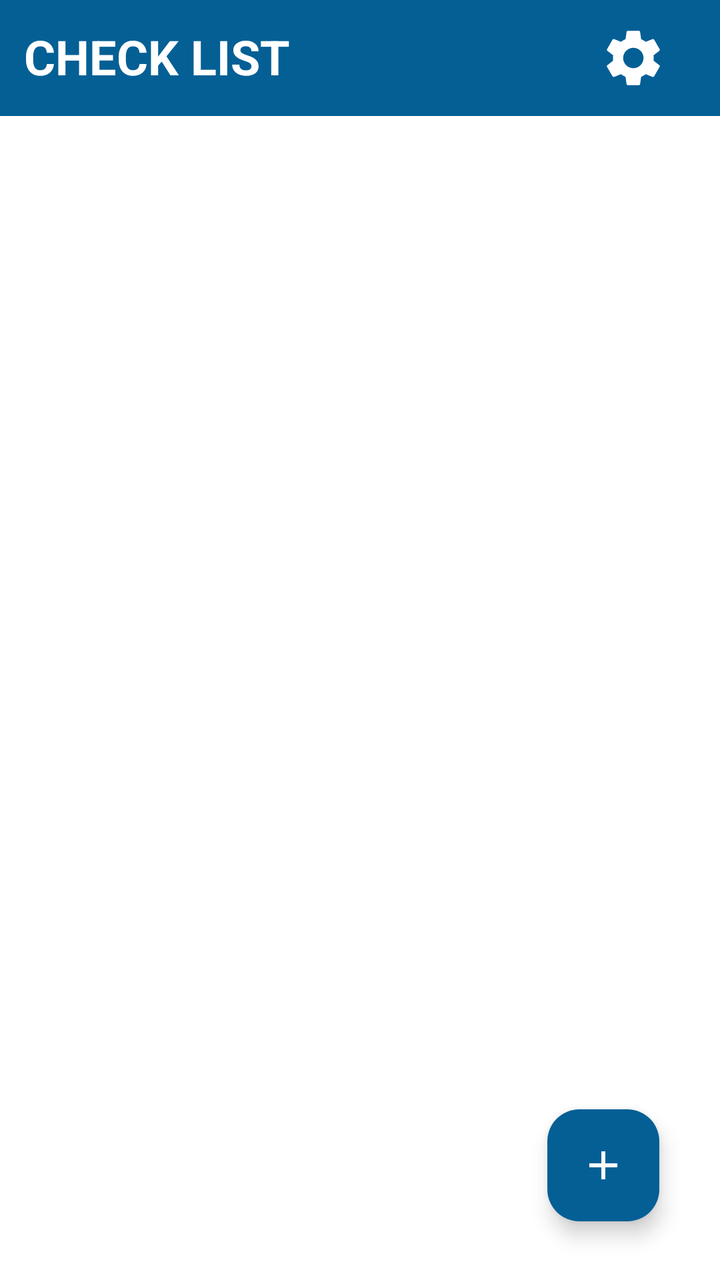
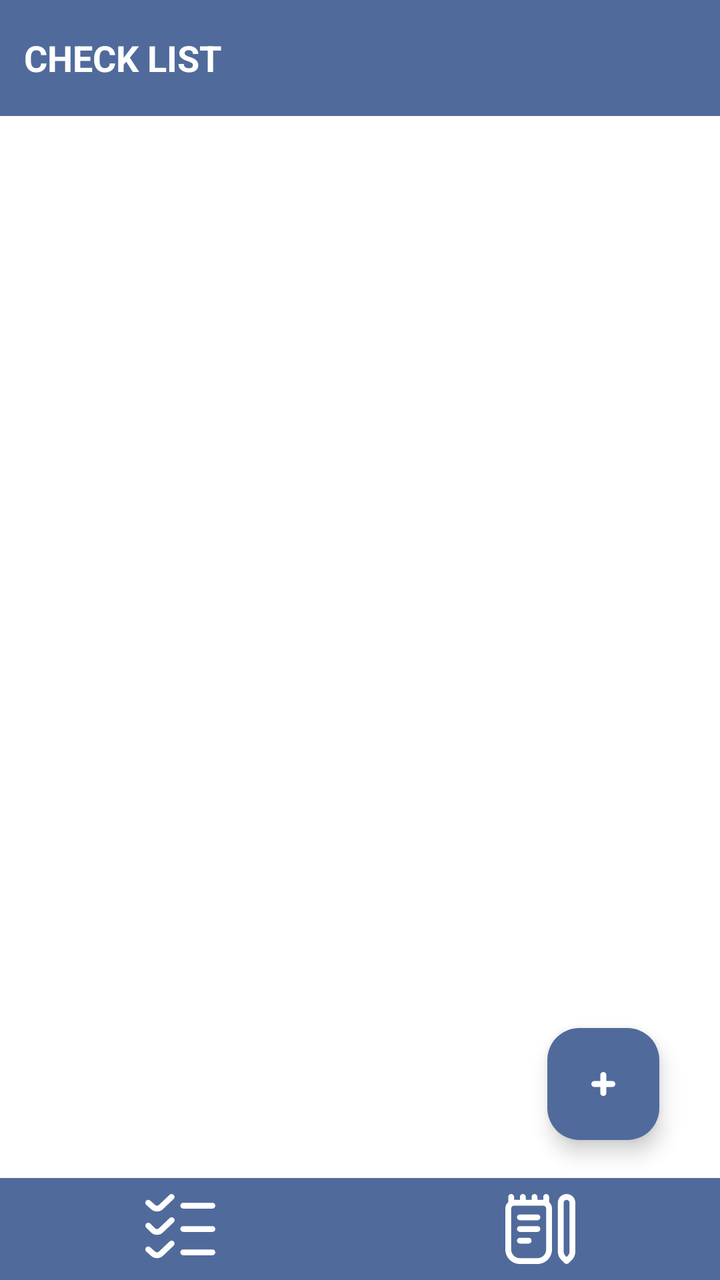

Before-and-after screenshots of an Android layout around one commit, followed by the original layout XML and the change that was made.
<!-- AndroidManifest.xml: application theme Theme.NotasApp -->
<!-- res/layout/fragment_home.xml -->
<?xml version="1.0" encoding="utf-8"?>
<androidx.constraintlayout.widget.ConstraintLayout xmlns:android="http://schemas.android.com/apk/res/android"
    xmlns:app="http://schemas.android.com/apk/res-auto"
    xmlns:tools="http://schemas.android.com/tools"
    android:layout_width="match_parent"
    android:layout_height="match_parent"
    android:background="@color/white"
    tools:context=".ui.fragment.HomeFragment">


    <LinearLayout
        android:id="@+id/ll_title"
        android:layout_width="match_parent"
        android:layout_height="wrap_content"
        android:background="@color/color_primario"
        android:orientation="horizontal"
        app:layout_constraintEnd_toEndOf="parent"
        app:layout_constraintStart_toStartOf="parent"
        app:layout_constraintTop_toTopOf="parent">

        <TextView
            android:layout_width="wrap_content"
            android:layout_height="wrap_content"
            android:layout_margin="12dp"
            android:layout_weight="4"
            android:text="CHECK LIST"
            android:textColor="@color/white"
            android:textSize="24sp"
            android:textStyle="bold" />

        <ImageView
            android:id="@+id/btn_Settings"
            android:layout_width="34dp"
            android:layout_height="34dp"
            android:layout_margin="12dp"
            android:layout_weight="1"
            android:background="?selectableItemBackgroundBorderless"
            android:src="@drawable/baseline_settings_24"
            app:tint="@color/white" />
    </LinearLayout>

    <ScrollView
        android:layout_width="0dp"
        android:layout_height="0dp"
        app:layout_constraintBottom_toBottomOf="parent"
        app:layout_constraintEnd_toEndOf="parent"
        app:layout_constraintStart_toStartOf="parent"
        app:layout_constraintTop_toBottomOf="@+id/ll_title">

        <androidx.recyclerview.widget.RecyclerView
            android:id="@+id/rv_notes"
            android:layout_width="match_parent"
            android:layout_height="match_parent"
            tools:listitem="@layout/item_notes" />


    </ScrollView>



    <com.google.android.material.floatingactionbutton.FloatingActionButton
        android:id="@+id/btn_AddNote"
        android:layout_width="wrap_content"
        android:layout_height="wrap_content"
        android:backgroundTint="@color/color_primario"
        android:src="@drawable/add_ic"
        app:layout_constraintBottom_toBottomOf="parent"
        app:layout_constraintEnd_toEndOf="parent"
        app:layout_constraintHorizontal_bias="0.9"
        app:layout_constraintStart_toStartOf="parent"
        app:layout_constraintTop_toTopOf="parent"
        app:layout_constraintVertical_bias="0.95"
        app:tint="@color/white" />


</androidx.constraintlayout.widget.ConstraintLayout>
<!-- res/layout/item_notes.xml (included above) -->
<?xml version="1.0" encoding="utf-8"?>
<androidx.cardview.widget.CardView xmlns:android="http://schemas.android.com/apk/res/android"
    xmlns:app="http://schemas.android.com/apk/res-auto"
    android:layout_width="match_parent"
    android:layout_height="wrap_content"
    android:layout_marginBottom="3dp"
    android:elevation="12dp">

    <LinearLayout
        android:layout_width="match_parent"
        android:layout_height="wrap_content"
        android:background="@color/white"
        android:gravity="center">

        <CheckBox
            android:id="@+id/cb_note"
            android:layout_width="wrap_content"
            android:layout_height="wrap_content"
            android:checked="true"
            android:text="|"
            android:textColor="@color/white"
            android:textSize="24dp"
            app:buttonTint ="@color/color_primario"
            />

        <TextView
            android:id="@+id/tv_Note"
            android:layout_width="wrap_content"
            android:layout_height="wrap_content"
            android:layout_weight="3"
            android:text="Aqui va una nota"
            android:textColor="@color/black"
            android:textSize="16sp"
            android:visibility="visible" />

        <EditText
            android:id="@+id/et_update"
            android:layout_width="wrap_content"
            android:layout_height="wrap_content"
            android:layout_weight="3"
            android:inputType="textCapSentences"
            android:textColor="@color/black"
            android:visibility="gone" />

        <ImageView
            android:id="@+id/btn_Update"
            android:layout_width="wrap_content"
            android:layout_height="wrap_content"
            android:layout_marginHorizontal="12dp"
            android:src="@drawable/update"
            app:tint="@color/white" />

        <ImageView
            android:id="@+id/btn_Delete"
            android:layout_width="wrap_content"
            android:layout_height="wrap_content"
            android:layout_marginRight="10dp"
            android:src="@drawable/delte_ic"
            app:tint="@color/color_primario" />

        <ImageView
            android:id="@+id/btn_Check"
            android:layout_width="wrap_content"
            android:layout_height="wrap_content"
            android:layout_marginHorizontal="12dp"
            android:src="@drawable/check_ic"
            android:visibility="gone"
            app:tint="#176700" />

        <ImageView
            android:id="@+id/btn_CLose"
            android:layout_width="wrap_content"
            android:layout_height="wrap_content"
            android:layout_marginRight="10dp"
            android:src="@drawable/baseline_close_24"
            android:visibility="gone"
            app:tint="@color/color_primario" />


    </LinearLayout>


</androidx.cardview.widget.CardView>
<!-- resources referenced by this layout -->
<resources>
  <color name="black">#FF000000</color>
  <color name="color_primario">#045F95</color>
  <color name="white">#FFFFFFFF</color>
  <!-- drawable add_ic (drawable) -->
  <vector android:height="24dp" android:tint="#000000"
      android:viewportHeight="24" android:viewportWidth="24"
      android:width="24dp" xmlns:android="http://schemas.android.com/apk/res/android">
      <path android:fillColor="@android:color/white" android:pathData="M19,13h-6v6h-2v-6H5v-2h6V5h2v6h6v2z"/>
  </vector>
  <!-- drawable check_ic (drawable) -->
  <vector android:height="24dp" android:tint="#000000"
      android:viewportHeight="24" android:viewportWidth="24"
      android:width="24dp" xmlns:android="http://schemas.android.com/apk/res/android">
      <path android:fillColor="@android:color/white" android:pathData="M9,16.17L4.83,12l-1.42,1.41L9,19 21,7l-1.41,-1.41z"/>
  </vector>
  <!-- drawable delte_ic (drawable) -->
  <vector android:height="24dp" android:tint="#000000"
      android:viewportHeight="24" android:viewportWidth="24"
      android:width="24dp" xmlns:android="http://schemas.android.com/apk/res/android">
      <path android:fillColor="@android:color/white" android:pathData="M6,19c0,1.1 0.9,2 2,2h8c1.1,0 2,-0.9 2,-2V7H6v12zM19,4h-3.5l-1,-1h-5l-1,1H5v2h14V4z"/>
  </vector>
  <style name="Theme.NotasApp" parent="Base.Theme.NotasApp" />
  <style name="Base.Theme.NotasApp" parent="Theme.Material3.DayNight.NoActionBar">
          
          
      </style>
  <!-- unchanged entries left out for length: 3 -->
</resources>

<!-- the commit's change to res/layout/fragment_home.xml (unified diff, before → after) -->
@@ -13,6 +13,7 @@
         android:layout_width="match_parent"
         android:layout_height="wrap_content"
         android:background="@color/color_primario"
+        android:gravity="center"
         android:orientation="horizontal"
         app:layout_constraintEnd_toEndOf="parent"
         app:layout_constraintStart_toStartOf="parent"
@@ -21,11 +22,11 @@
         <TextView
             android:layout_width="wrap_content"
             android:layout_height="wrap_content"
-            android:layout_margin="12dp"
+            android:layout_marginHorizontal="12dp"
             android:layout_weight="4"
             android:text="CHECK LIST"
             android:textColor="@color/white"
-            android:textSize="24sp"
+            android:textSize="18sp"
             android:textStyle="bold" />
 
         <ImageView
@@ -36,13 +37,15 @@
             android:layout_weight="1"
             android:background="?selectableItemBackgroundBorderless"
             android:src="@drawable/baseline_settings_24"
+            android:visibility="invisible"
             app:tint="@color/white" />
     </LinearLayout>
 
     <ScrollView
+        android:id="@+id/sv_check"
         android:layout_width="0dp"
         android:layout_height="0dp"
-        app:layout_constraintBottom_toBottomOf="parent"
+        app:layout_constraintBottom_toTopOf="@+id/container_btns"
         app:layout_constraintEnd_toEndOf="parent"
         app:layout_constraintStart_toStartOf="parent"
         app:layout_constraintTop_toBottomOf="@+id/ll_title">
@@ -56,6 +59,33 @@
 
     </ScrollView>
 
+    <LinearLayout
+        android:id="@+id/container_btns"
+        android:layout_width="match_parent"
+        android:layout_height="wrap_content"
+        android:background="@color/color_primario"
+        android:gravity="center"
+        android:orientation="horizontal"
+        android:paddingVertical="8dp"
+        app:layout_constraintBottom_toBottomOf="parent">
+
+        <ImageView
+            android:id="@+id/btn_Check"
+            android:layout_width="35dp"
+            android:layout_height="35dp"
+            android:layout_weight="1"
+            android:src="@drawable/comprobacion"
+            app:tint="@color/white" />
+
+        <ImageView
+            android:id="@+id/btn_notas"
+            android:layout_width="35dp"
+            android:layout_height="35dp"
+            android:layout_weight="1"
+            android:src="@drawable/diario"
+            app:tint="@color/white" />
+
+    </LinearLayout>
 
 
     <com.google.android.material.floatingactionbutton.FloatingActionButton
@@ -63,13 +93,13 @@
         android:layout_width="wrap_content"
         android:layout_height="wrap_content"
         android:backgroundTint="@color/color_primario"
-        android:src="@drawable/add_ic"
+        android:src="@drawable/plus"
         app:layout_constraintBottom_toBottomOf="parent"
         app:layout_constraintEnd_toEndOf="parent"
         app:layout_constraintHorizontal_bias="0.9"
         app:layout_constraintStart_toStartOf="parent"
         app:layout_constraintTop_toTopOf="parent"
-        app:layout_constraintVertical_bias="0.95"
+        app:layout_constraintVertical_bias="0.88"
         app:tint="@color/white" />
 
 
@@ -125,7 +155,7 @@
             android:layout_height="wrap_content"
             android:layout_marginHorizontal="12dp"
             android:src="@drawable/update"
-            app:tint="@color/white" />
+            app:tint="@color/color_primario" />
 
         <ImageView
             android:id="@+id/btn_Delete"
@@ -133,7 +163,7 @@
             android:layout_height="wrap_content"
             android:layout_marginRight="10dp"
             android:src="@drawable/delte_ic"
-            app:tint="@color/color_primario" />
+            app:tint="#7C0808" />
 
         <ImageView
             android:id="@+id/btn_Check"
@@ -151,7 +181,7 @@
             android:layout_marginRight="10dp"
             android:src="@drawable/baseline_close_24"
             android:visibility="gone"
-            app:tint="@color/color_primario" />
+            app:tint="#7C0808" />
 
 
     </LinearLayout>
<!-- resource entries referenced after the edit -->
@@ -1,30 +1,31 @@
 <!-- resources referenced by this layout -->
 <resources>
   <color name="black">#FF000000</color>
-  <color name="color_primario">#045F95</color>
+  <color name="color_primario">#506b9b</color>
   <color name="white">#FFFFFFFF</color>
-  <!-- drawable add_ic (drawable) -->
-  <vector android:height="24dp" android:tint="#000000"
-      android:viewportHeight="24" android:viewportWidth="24"
-      android:width="24dp" xmlns:android="http://schemas.android.com/apk/res/android">
-      <path android:fillColor="@android:color/white" android:pathData="M19,13h-6v6h-2v-6H5v-2h6V5h2v6h6v2z"/>
-  </vector>
   <!-- drawable check_ic (drawable) -->
   <vector android:height="24dp" android:tint="#000000"
       android:viewportHeight="24" android:viewportWidth="24"
       android:width="24dp" xmlns:android="http://schemas.android.com/apk/res/android">
       <path android:fillColor="@android:color/white" android:pathData="M9,16.17L4.83,12l-1.42,1.41L9,19 21,7l-1.41,-1.41z"/>
   </vector>
+  <!-- drawable comprobacion (drawable) -->
+  <vector xmlns:android="http://schemas.android.com/apk/res/android" android:width="24dp" android:height="24dp" android:viewportWidth="24" android:viewportHeight="24" android:tint="?attr/colorControlNormal"><path android:fillColor="@android:color/white" android:pathData="m4 6a2.982 2.982 0 0 1 -2.122-.879l-1.544-1.374a1 1 0 0 1 1.332-1.494l1.585 1.414a1 1 0 0 0 1.456.04l3.604-3.431a1 1 0 0 1 1.378 1.448l-3.589 3.414a2.964 2.964 0 0 1 -2.1.862zm20-2a1 1 0 0 0 -1-1h-10a1 1 0 0 0 0 2h10a1 1 0 0 0 1-1zm-17.9 9.138 3.589-3.414a1 1 0 1 0 -1.378-1.448l-3.6 3.431a1.023 1.023 0 0 1 -1.414 0l-1.59-1.585a1 1 0 0 0 -1.414 1.414l1.585 1.585a3 3 0 0 0 4.226.017zm17.9-1.138a1 1 0 0 0 -1-1h-10a1 1 0 0 0 0 2h10a1 1 0 0 0 1-1zm-17.9 9.138 3.585-3.414a1 1 0 1 0 -1.378-1.448l-3.6 3.431a1 1 0 0 1 -1.456-.04l-1.585-1.414a1 1 0 0 0 -1.332 1.494l1.544 1.374a3 3 0 0 0 4.226.017zm17.9-1.138a1 1 0 0 0 -1-1h-10a1 1 0 0 0 0 2h10a1 1 0 0 0 1-1z"/></vector>
   <!-- drawable delte_ic (drawable) -->
   <vector android:height="24dp" android:tint="#000000"
       android:viewportHeight="24" android:viewportWidth="24"
       android:width="24dp" xmlns:android="http://schemas.android.com/apk/res/android">
       <path android:fillColor="@android:color/white" android:pathData="M6,19c0,1.1 0.9,2 2,2h8c1.1,0 2,-0.9 2,-2V7H6v12zM19,4h-3.5l-1,-1h-5l-1,1H5v2h14V4z"/>
   </vector>
+  <!-- drawable diario (drawable) -->
+  <vector xmlns:android="http://schemas.android.com/apk/res/android" android:width="24dp" android:height="24dp" android:viewportWidth="24" android:viewportHeight="24" android:tint="?attr/colorControlNormal"><path android:fillColor="@android:color/white" android:pathData="m15,2.766v-1.766c0-.553-.448-1-1-1s-1,.447-1,1v1h-2v-1c0-.553-.448-1-1-1s-1,.447-1,1v1h-2v-1c0-.553-.448-1-1-1s-1,.447-1,1v1h-2v-1c0-.553-.448-1-1-1s-1,.447-1,1v1.766c-.613.55-1,1.347-1,2.234v14c0,2.757,2.243,5,5,5h6c2.757,0,5-2.243,5-5V5c0-.886-.387-1.684-1-2.234Zm-1,16.234c0,1.654-1.346,3-3,3h-6c-1.654,0-3-1.346-3-3V5c0-.552.449-1,1-1h10c.551,0,1,.448,1,1v14Zm-2-11c0,.553-.448,1-1,1h-6c-.552,0-1-.447-1-1s.448-1,1-1h6c.552,0,1,.447,1,1Zm0,4c0,.553-.448,1-1,1h-6c-.552,0-1-.447-1-1s.448-1,1-1h6c.552,0,1,.447,1,1Zm-3,4c0,.553-.448,1-1,1h-3c-.552,0-1-.447-1-1s.448-1,1-1h3c.552,0,1,.447,1,1ZM21,0c-1.654,0-3,1.346-3,3v16.758c0,1.054.427,2.084,1.172,2.828l1.121,1.121c.195.195.451.293.707.293s.512-.098.707-.293l1.121-1.121c.745-.744,1.172-1.774,1.172-2.828V3c0-1.654-1.346-3-3-3Zm1,19.758c0,.526-.213,1.042-.586,1.414l-.414.414-.414-.414c-.373-.372-.586-.888-.586-1.414V3c0-.552.449-1,1-1s1,.448,1,1v16.758Z"/></vector>
+  <!-- drawable plus (drawable) -->
+  <vector xmlns:android="http://schemas.android.com/apk/res/android" android:width="24dp" android:height="24dp" android:viewportWidth="24" android:viewportHeight="24" android:tint="?attr/colorControlNormal"><path android:fillColor="@android:color/white" android:pathData="M16.5,10.5h-3v-3a1.5,1.5,0,0,0-3,0v3h-3a1.5,1.5,0,0,0,0,3h3v3a1.5,1.5,0,0,0,3,0v-3h3a1.5,1.5,0,0,0,0-3Z"/></vector>
   <style name="Theme.NotasApp" parent="Base.Theme.NotasApp" />
   <style name="Base.Theme.NotasApp" parent="Theme.Material3.DayNight.NoActionBar">
           
           
+          <item name="android:windowAnimationStyle">@null</item>
       </style>
   <!-- unchanged entries left out for length: 3 -->
 </resources>
